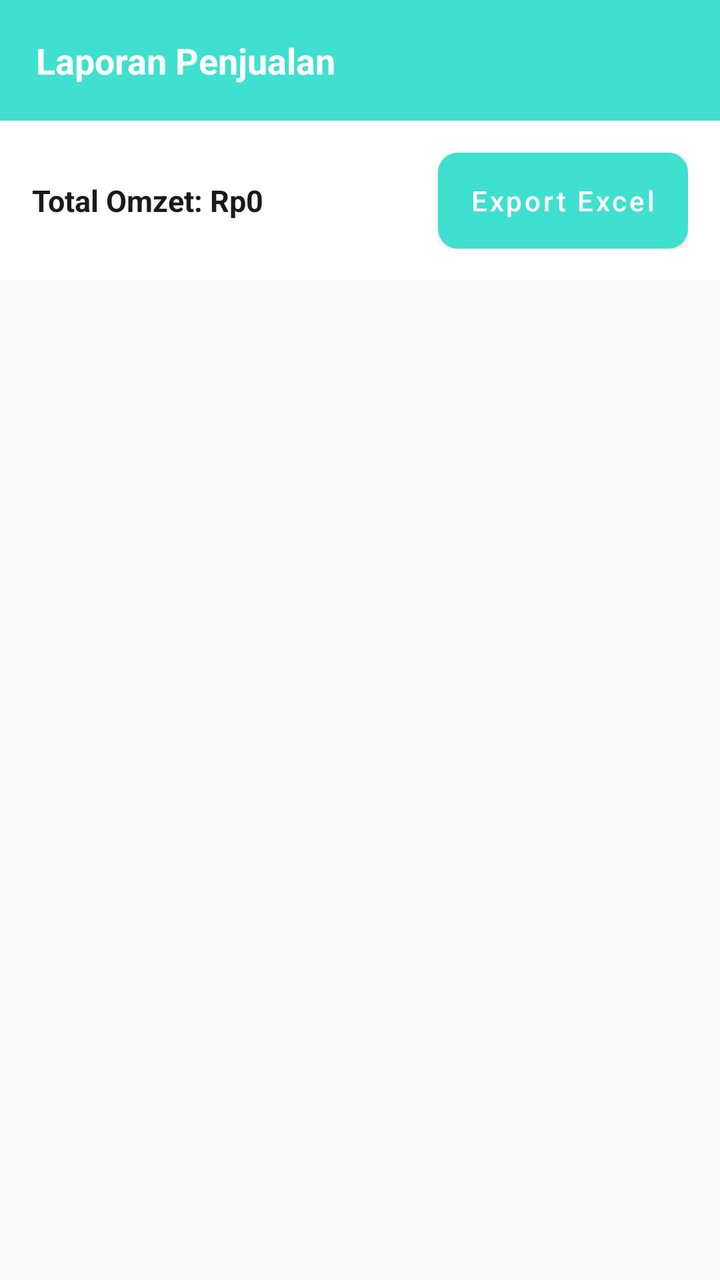
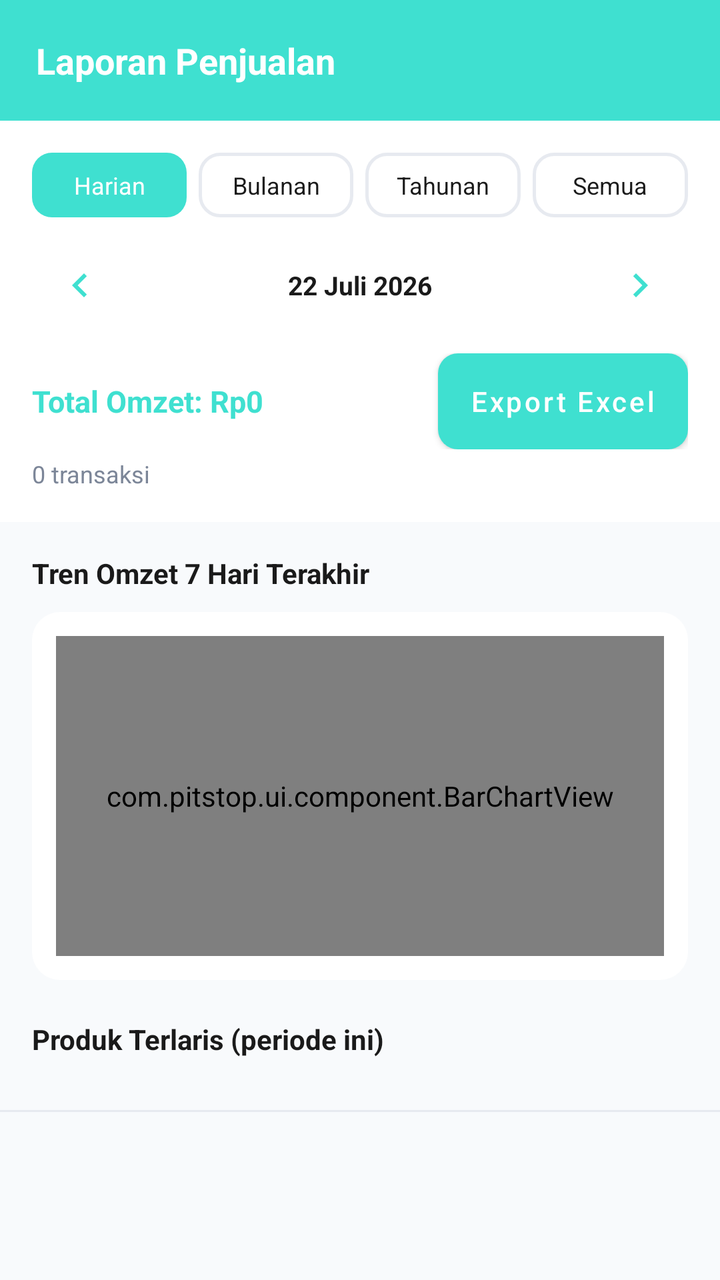

An Android layout rendered at two revisions. The XML below is the earlier revision; the diff shows what the commit changed to produce the second picture.
<!-- AndroidManifest.xml: application theme Theme.Pitstop -->
<!-- res/layout/fragment_laporan.xml -->
<?xml version="1.0" encoding="utf-8"?>
<LinearLayout xmlns:android="http://schemas.android.com/apk/res/android"
    android:layout_width="match_parent"
    android:layout_height="match_parent"
    android:background="@color/background"
    android:orientation="vertical">

    <LinearLayout
        android:layout_width="match_parent"
        android:layout_height="wrap_content"
        android:background="@color/primary"
        android:gravity="center_vertical"
        android:orientation="horizontal"
        android:padding="18dp">

        <TextView
            android:layout_width="0dp"
            android:layout_height="wrap_content"
            android:layout_weight="1"
            android:text="Laporan Penjualan"
            android:textColor="@color/white"
            android:textSize="18sp"
            android:textStyle="bold" />
    </LinearLayout>

    <LinearLayout
        android:layout_width="match_parent"
        android:layout_height="wrap_content"
        android:background="@color/white"
        android:orientation="horizontal"
        android:padding="16dp">

        <TextView
            android:id="@+id/tvTotalOmzet"
            android:layout_width="0dp"
            android:layout_height="wrap_content"
            android:layout_gravity="center_vertical"
            android:layout_weight="1"
            android:text="Total Omzet: Rp0"
            android:textColor="@color/black"
            android:textSize="15sp"
            android:textStyle="bold" />

        <Button
            android:id="@+id/btnExport"
            android:layout_width="wrap_content"
            android:layout_height="wrap_content"
            android:background="@drawable/bg_button_accent"
            android:paddingStart="16dp"
            android:paddingEnd="16dp"
            android:text="Export Excel"
            android:textAllCaps="false"
            android:textColor="@color/white" />
    </LinearLayout>

    <androidx.recyclerview.widget.RecyclerView
        android:id="@+id/rvLaporan"
        android:layout_width="match_parent"
        android:layout_height="0dp"
        android:layout_weight="1"
        android:clipToPadding="false"
        android:padding="12dp" />

</LinearLayout>
<!-- resources referenced by this layout -->
<resources>
  <color name="background">#F8FAFC</color>
  <color name="black">#1A1A1A</color>
  <color name="primary">#3fe0d0</color>
  <color name="white">#FFFFFF</color>
  <!-- drawable bg_button_accent (drawable) -->
  <?xml version="1.0" encoding="utf-8"?>
  <shape xmlns:android="http://schemas.android.com/apk/res/android">
      <solid android:color="@color/accent" />
      <corners android:radius="10dp" />
  </shape>
  <style name="Theme.Pitstop" parent="Theme.MaterialComponents.Light.NoActionBar">
          <item name="colorPrimary">@color/primary</item>
          <item name="colorPrimaryDark">@color/primary_dark</item>
          <item name="colorAccent">@color/accent</item>
          <item name="android:windowBackground">@color/background</item>
          <item name="android:statusBarColor">@color/primary</item>
  
          
          <item name="android:textColorPrimary">@color/black</item>
          <item name="android:textColorSecondary">@color/grey</item>
          <item name="android:textColorHint">@color/grey</item>
  
          
          <item name="alertDialogTheme">@style/ThemeOverlay.Pitsop.Dialog</item>
      </style>
  <color name="accent">#2D6CDF</color>
  <color name="primary_dark">#0D1F3D</color>
  <color name="grey">#7C8698</color>
  <style name="ThemeOverlay.Pitsop.Dialog" parent="ThemeOverlay.MaterialComponents.Dialog.Alert">
          <item name="android:windowBackground">@color/white</item>
          <item name="android:textColorPrimary">@color/black</item>
          <item name="android:textColorSecondary">@color/grey</item>
      </style>
</resources>

<!-- the commit's change to res/layout/fragment_laporan.xml (unified diff, before → after) -->
@@ -27,31 +27,211 @@
         android:layout_width="match_parent"
         android:layout_height="wrap_content"
         android:background="@color/white"
-        android:orientation="horizontal"
+        android:orientation="vertical"
         android:padding="16dp">
 
+        <LinearLayout
+            android:layout_width="match_parent"
+            android:layout_height="wrap_content"
+            android:layout_marginBottom="10dp"
+            android:orientation="horizontal">
+
+            <TextView
+                android:id="@+id/btnHarian"
+                android:layout_width="0dp"
+                android:layout_height="wrap_content"
+                android:layout_marginEnd="6dp"
+                android:layout_weight="1"
+                android:background="@drawable/bg_pill_selected"
+                android:gravity="center"
+                android:padding="8dp"
+                android:text="Harian"
+                android:textColor="@color/white"
+                android:textSize="12sp" />
+
+            <TextView
+                android:id="@+id/btnBulanan"
+                android:layout_width="0dp"
+                android:layout_height="wrap_content"
+                android:layout_marginEnd="6dp"
+                android:layout_weight="1"
+                android:background="@drawable/bg_pill_outline"
+                android:gravity="center"
+                android:padding="8dp"
+                android:text="Bulanan"
+                android:textColor="@color/black"
+                android:textSize="12sp" />
+
+            <TextView
+                android:id="@+id/btnTahunan"
+                android:layout_width="0dp"
+                android:layout_height="wrap_content"
+                android:layout_marginEnd="6dp"
+                android:layout_weight="1"
+                android:background="@drawable/bg_pill_outline"
+                android:gravity="center"
+                android:padding="8dp"
+                android:text="Tahunan"
+                android:textColor="@color/black"
+                android:textSize="12sp" />
+
+            <TextView
+                android:id="@+id/btnSemua"
+                android:layout_width="0dp"
+                android:layout_height="wrap_content"
+                android:layout_weight="1"
+                android:background="@drawable/bg_pill_outline"
+                android:gravity="center"
+                android:padding="8dp"
+                android:text="Semua"
+                android:textColor="@color/black"
+                android:textSize="12sp" />
+        </LinearLayout>
+
+        <LinearLayout
+            android:id="@+id/rowNavigasiPeriode"
+            android:layout_width="match_parent"
+            android:layout_height="wrap_content"
+            android:layout_marginBottom="10dp"
+            android:background="@drawable/bg_stat_card"
+            android:gravity="center_vertical"
+            android:orientation="horizontal"
+            android:padding="6dp">
+
+            <ImageButton
+                android:id="@+id/btnPeriodeSebelumnya"
+                android:layout_width="36dp"
+                android:layout_height="36dp"
+                android:background="@android:color/transparent"
+                android:src="@drawable/ic_chevron_left" />
+
+            <TextView
+                android:id="@+id/tvLabelPeriode"
+                android:layout_width="0dp"
+                android:layout_height="wrap_content"
+                android:layout_weight="1"
+                android:gravity="center"
+                android:text="22 Juli 2026"
+                android:textColor="@color/black"
+                android:textSize="13sp"
+                android:textStyle="bold" />
+
+            <ImageButton
+                android:id="@+id/btnPeriodeBerikutnya"
+                android:layout_width="36dp"
+                android:layout_height="36dp"
+                android:background="@android:color/transparent"
+                android:src="@drawable/ic_chevron_right" />
+        </LinearLayout>
+
+        <LinearLayout
+            android:layout_width="match_parent"
+            android:layout_height="wrap_content"
+            android:orientation="horizontal">
+
+            <TextView
+                android:id="@+id/tvTotalOmzet"
+                android:layout_width="0dp"
+                android:layout_height="wrap_content"
+                android:layout_gravity="center_vertical"
+                android:layout_weight="1"
+                android:text="Total Omzet: Rp0"
+                android:textColor="@color/primary"
+                android:textSize="15sp"
+                android:textStyle="bold" />
+
+            <Button
+                android:id="@+id/btnExport"
+                android:layout_width="wrap_content"
+                android:layout_height="wrap_content"
+                android:background="@drawable/bg_button_accent"
+                android:paddingStart="16dp"
+                android:paddingEnd="16dp"
+                android:text="Export Excel"
+                android:textAllCaps="false"
+                android:textColor="@color/white" />
+        </LinearLayout>
+
         <TextView
-            android:id="@+id/tvTotalOmzet"
-            android:layout_width="0dp"
-            android:layout_height="wrap_content"
-            android:layout_gravity="center_vertical"
-            android:layout_weight="1"
-            android:text="Total Omzet: Rp0"
-            android:textColor="@color/black"
-            android:textSize="15sp"
-            android:textStyle="bold" />
-
-        <Button
-            android:id="@+id/btnExport"
-            android:layout_width="wrap_content"
-            android:layout_height="wrap_content"
-            android:background="@drawable/bg_button_accent"
-            android:paddingStart="16dp"
-            android:paddingEnd="16dp"
-            android:text="Export Excel"
-            android:textAllCaps="false"
-            android:textColor="@color/white" />
+            android:id="@+id/tvJumlahTransaksi"
+            android:layout_width="match_parent"
+            android:layout_height="wrap_content"
+            android:layout_marginTop="4dp"
+            android:text="0 transaksi"
+            android:textColor="@color/grey"
+            android:textSize="12sp" />
+
     </LinearLayout>
+
+    <ScrollView
+        android:layout_width="match_parent"
+        android:layout_height="wrap_content"
+        android:maxHeight="330dp"
+        android:background="@color/background">
+        <LinearLayout
+            android:layout_width="match_parent"
+            android:layout_height="wrap_content"
+            android:orientation="vertical"
+            android:padding="16dp">
+
+            <TextView
+                android:id="@+id/tvLabelGrafik"
+                android:layout_width="wrap_content"
+                android:layout_height="wrap_content"
+                android:layout_marginBottom="10dp"
+                android:text="Tren Omzet 7 Hari Terakhir"
+                android:textColor="@color/black"
+                android:textSize="14sp"
+                android:textStyle="bold" />
+
+            <LinearLayout
+                android:layout_width="match_parent"
+                android:layout_height="wrap_content"
+                android:layout_marginBottom="20dp"
+                android:background="@drawable/bg_stat_card"
+                android:orientation="vertical"
+                android:padding="12dp">
+
+                <com.pitstop.ui.component.BarChartView
+                    android:id="@+id/chartOmzet"
+                    android:layout_width="match_parent"
+                    android:layout_height="160dp" />
+            </LinearLayout>
+
+            <TextView
+                android:id="@+id/tvLabelProdukTerlaris"
+                android:layout_width="wrap_content"
+                android:layout_height="wrap_content"
+                android:layout_marginBottom="10dp"
+                android:text="Produk Terlaris (periode ini)"
+                android:textColor="@color/black"
+                android:textSize="14sp"
+                android:textStyle="bold" />
+
+            <androidx.recyclerview.widget.RecyclerView
+                android:id="@+id/rvProdukTerlaris"
+                android:layout_width="match_parent"
+                android:layout_height="wrap_content"
+                android:nestedScrollingEnabled="false" />
+
+            <TextView
+                android:id="@+id/tvProdukTerlarisKosong"
+                android:layout_width="match_parent"
+                android:layout_height="wrap_content"
+                android:gravity="center"
+                android:padding="12dp"
+                android:text="Belum ada produk terjual pada periode ini"
+                android:textColor="@color/grey"
+                android:textSize="12sp"
+                android:visibility="gone" />
+
+        </LinearLayout>
+    </ScrollView>
+
+    <View
+        android:layout_width="match_parent"
+        android:layout_height="1dp"
+        android:background="@color/light_grey" />
 
     <androidx.recyclerview.widget.RecyclerView
         android:id="@+id/rvLaporan"
@@ -61,4 +241,14 @@
         android:clipToPadding="false"
         android:padding="12dp" />
 
+    <TextView
+        android:id="@+id/tvEmpty"
+        android:layout_width="match_parent"
+        android:layout_height="wrap_content"
+        android:gravity="center"
+        android:padding="24dp"
+        android:text="Belum ada transaksi pada periode ini"
+        android:textColor="@color/grey"
+        android:visibility="gone" />
+
 </LinearLayout>
<!-- resource entries referenced after the edit -->
@@ -10,6 +10,35 @@
       <solid android:color="@color/accent" />
       <corners android:radius="10dp" />
   </shape>
+  <!-- drawable bg_pill_outline (drawable) -->
+  <?xml version="1.0" encoding="utf-8"?>
+  <shape xmlns:android="http://schemas.android.com/apk/res/android">
+      <solid android:color="@color/white" />
+      <corners android:radius="10dp" />
+      <stroke android:width="1.5dp" android:color="@color/light_grey" />
+  </shape>
+  <!-- drawable bg_pill_selected (drawable) -->
+  <?xml version="1.0" encoding="utf-8"?>
+  <shape xmlns:android="http://schemas.android.com/apk/res/android">
+      <solid android:color="@color/primary" />
+      <corners android:radius="10dp" />
+  </shape>
+  <!-- drawable bg_stat_card (drawable) -->
+  <?xml version="1.0" encoding="utf-8"?>
+  <shape xmlns:android="http://schemas.android.com/apk/res/android">
+      <solid android:color="@color/white" />
+      <corners android:radius="14dp" />
+  </shape>
+  <!-- drawable ic_chevron_left (drawable) -->
+  <vector xmlns:android="http://schemas.android.com/apk/res/android"
+      android:width="24dp" android:height="24dp" android:viewportWidth="24" android:viewportHeight="24">
+      <path android:fillColor="@color/primary" android:pathData="M15.41,7.41L14,6l-6,6 6,6 1.41,-1.41L10.83,12z"/>
+  </vector>
+  <!-- drawable ic_chevron_right (drawable) -->
+  <vector xmlns:android="http://schemas.android.com/apk/res/android"
+      android:width="24dp" android:height="24dp" android:viewportWidth="24" android:viewportHeight="24">
+      <path android:fillColor="@color/primary" android:pathData="M8.59,16.59L10,18l6,-6 -6,-6 -1.41,1.41L13.17,12z"/>
+  </vector>
   <style name="Theme.Pitstop" parent="Theme.MaterialComponents.Light.NoActionBar">
           <item name="colorPrimary">@color/primary</item>
           <item name="colorPrimaryDark">@color/primary_dark</item>
@@ -28,6 +57,7 @@
   <color name="accent">#2D6CDF</color>
   <color name="primary_dark">#0D1F3D</color>
   <color name="grey">#7C8698</color>
+  <color name="light_grey">#E7EAF0</color>
   <style name="ThemeOverlay.Pitsop.Dialog" parent="ThemeOverlay.MaterialComponents.Dialog.Alert">
           <item name="android:windowBackground">@color/white</item>
           <item name="android:textColorPrimary">@color/black</item>
